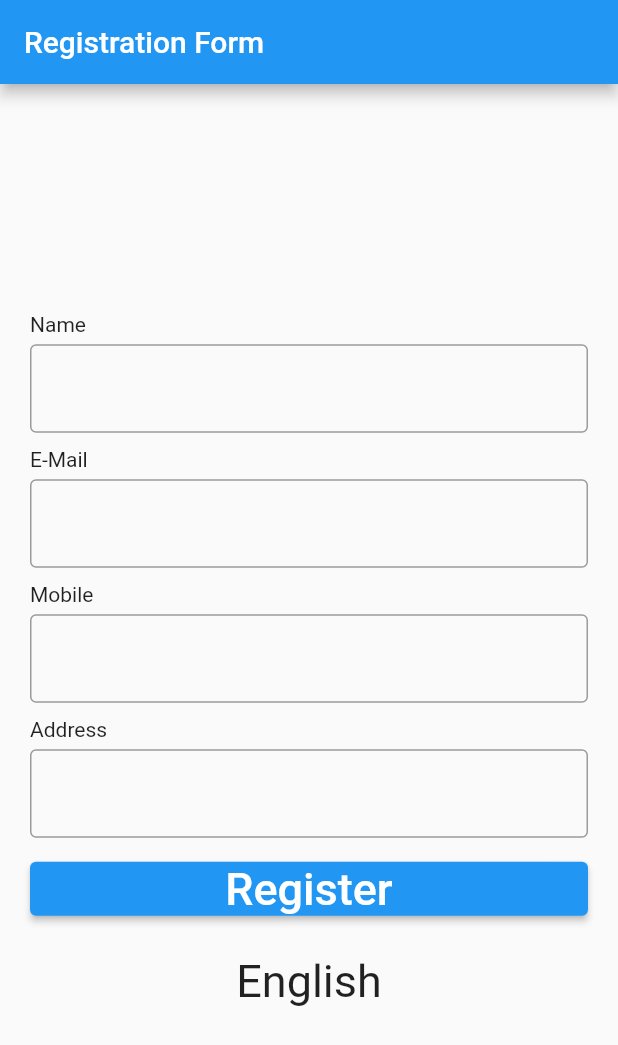
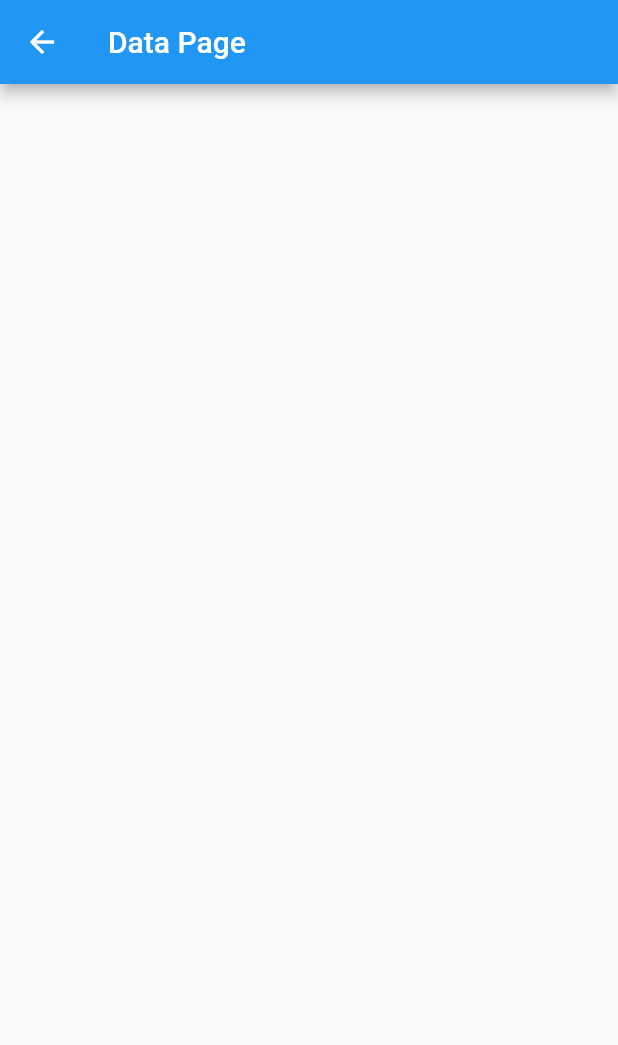
Before and after one commit to VinayTShetty/LoginDemoInternationalization, a Flutter app: the screen it shows after launch, after a tap on "Register", on a phone screen of 412 x 824 dp. Shown: the top 1045 px of the screen. Run offline on Flutter 3.47's test engine with Material 2 defaults, Android fonts, the phone set to English and light mode, and no system bars; generated files the repository leaves out were written again.

Commit message:
Added Screen Navigation to DataDisplayScreen

```diff
--- a/LoginForm/lib/main.dart
+++ b/LoginForm/lib/main.dart
@@ -114,9 +114,12 @@ class _RegisterPageState extends State<RegisterPage> {
                   print(emailController.text);
                   print(mobileController.text);
                   print(addressController.text);
+                  Navigator.push(
+                      context,
+                      MaterialPageRoute(
+                          builder: (context) =>
+                              NextPage()));
                 },
-
-
                 child: Text(
                   AppLocalizations.of(context)!.register,
                   style: TextStyle(
@@ -143,3 +146,18 @@ class _RegisterPageState extends State<RegisterPage> {
     );
   }
 }
+
+class NextPage extends StatelessWidget {
+
+  const NextPage({super.key});
+
+  @override
+  Widget build(BuildContext context) {
+    return Scaffold(
+      appBar: AppBar(title: Text('Data Page'),),
+      body: Center(
+
+      ),
+    );
+  }
+}
```
